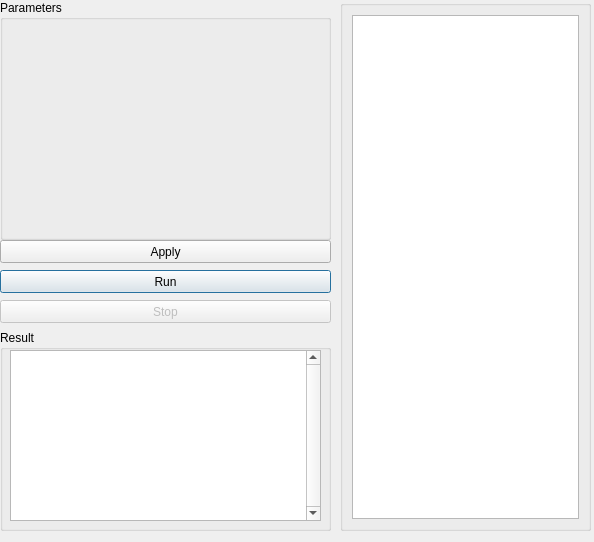
Before: the Qt Designer form source/Goldenberry/widgets/optimization/GbBmdaWidget.ui in narg95/goldenberry, drawn with Qt 5.
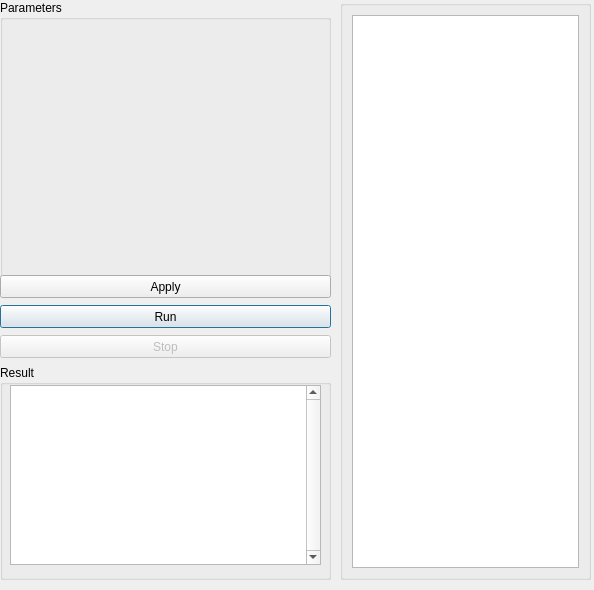
After: the same form once the commit is applied.

Commit message: Dependency threshold in BMDA

```diff
--- a/source/Goldenberry/widgets/optimization/GbBmdaWidget.ui
+++ b/source/Goldenberry/widgets/optimization/GbBmdaWidget.ui
@@ -11,7 +11,7 @@
     <x>0</x>
     <y>0</y>
     <width>594</width>
-    <height>542</height>
+    <height>590</height>
    </rect>
   </property>
   <property name="windowTitle">
@@ -23,7 +23,7 @@
      <x>0</x>
      <y>0</y>
      <width>331</width>
-     <height>240</height>
+     <height>280</height>
     </rect>
    </property>
    <layout class="QVBoxLayout" name="verticalLayout">
@@ -40,9 +40,9 @@
    <property name="geometry">
     <rect>
      <x>0</x>
-     <y>330</y>
+     <y>365</y>
      <width>331</width>
-     <height>201</height>
+     <height>215</height>
     </rect>
    </property>
    <property name="title">
@@ -54,7 +54,7 @@
       <x>10</x>
       <y>20</y>
       <width>311</width>
-      <height>171</height>
+      <height>180</height>
      </rect>
     </property>
     <property name="verticalScrollBarPolicy">
@@ -66,7 +66,7 @@
    <property name="geometry">
     <rect>
      <x>0</x>
-     <y>270</y>
+     <y>305</y>
      <width>331</width>
      <height>23</height>
     </rect>
@@ -79,7 +79,7 @@
    <property name="geometry">
     <rect>
      <x>0</x>
-     <y>240</y>
+     <y>275</y>
      <width>331</width>
      <height>23</height>
     </rect>
@@ -95,7 +95,7 @@
    <property name="geometry">
     <rect>
      <x>0</x>
-     <y>300</y>
+     <y>335</y>
      <width>331</width>
      <height>23</height>
     </rect>
@@ -110,7 +110,7 @@
      <x>340</x>
      <y>0</y>
      <width>251</width>
-     <height>531</height>
+     <height>580</height>
     </rect>
    </property>
    <layout class="QVBoxLayout" name="verticalLayout_2">
```
The commit also changes 8 other files.
